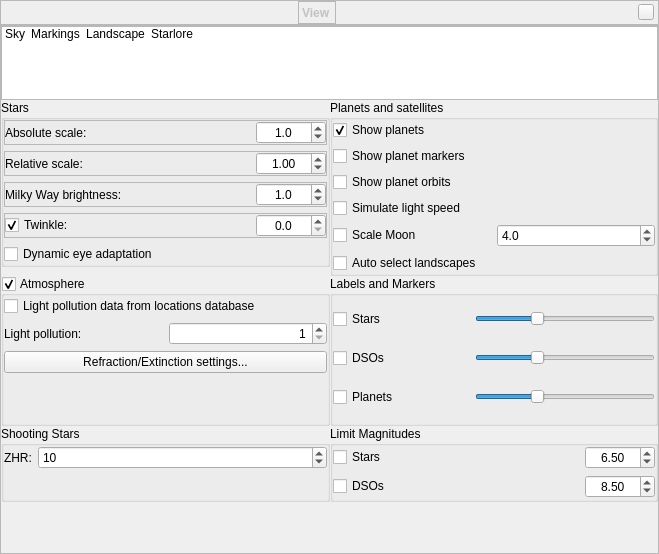
First picture: the form in src/gui/viewDialog.ui, repository 519984307/stellarium_src, before the edit.
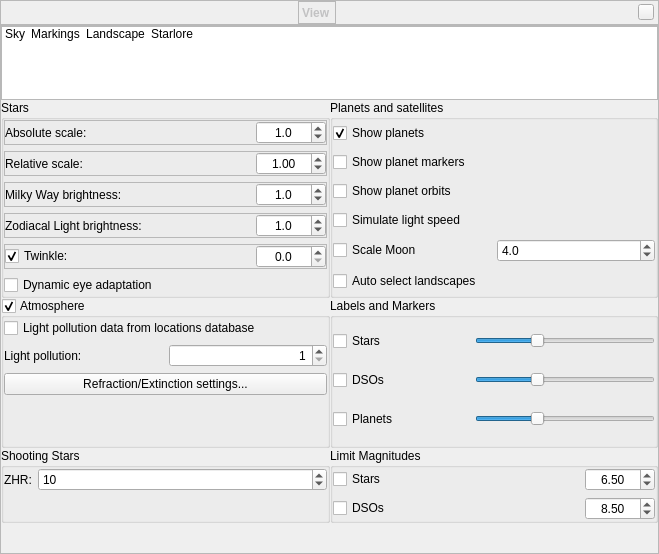
Second picture: the form after the edit. The open tabs and pages were chosen to show the change. Icons and pictures are not drawn. Custom widgets are drawn as their Qt base class.

Commit message: Added Zodiacal Light. Texture and brightness tuning not finalized yet.

```diff
--- a/src/gui/viewDialog.ui
+++ b/src/gui/viewDialog.ui
@@ -946,6 +946,62 @@
                </layout>
               </widget>
              </item>
+             <item>
+              <widget class="QFrame" name="frameZodiacalLight">
+               <property name="frameShape">
+                <enum>QFrame::StyledPanel</enum>
+               </property>
+               <property name="frameShadow">
+                <enum>QFrame::Raised</enum>
+               </property>
+               <layout class="QHBoxLayout" name="horizontalLayout_ZL">
+                <property name="leftMargin">
+                 <number>0</number>
+                </property>
+                <property name="topMargin">
+                 <number>0</number>
+                </property>
+                <property name="rightMargin">
+                 <number>0</number>
+                </property>
+                <property name="bottomMargin">
+                 <number>0</number>
+                </property>
+                <item>
+                 <widget class="QLabel" name="labelZodiacalLight">
+                  <property name="text">
+                   <string>Zodiacal Light brightness:</string>
+                  </property>
+                 </widget>
+                </item>
+                <item>
+                 <widget class="QDoubleSpinBox" name="zodiacalLightBrightnessDoubleSpinBox">
+                  <property name="maximumSize">
+                   <size>
+                    <width>70</width>
+                    <height>16777215</height>
+                   </size>
+                  </property>
+                  <property name="alignment">
+                   <set>Qt::AlignCenter</set>
+                  </property>
+                  <property name="decimals">
+                   <number>1</number>
+                  </property>
+                  <property name="maximum">
+                   <double>10.000000000000000</double>
+                  </property>
+                  <property name="singleStep">
+                   <double>0.100000000000000</double>
+                  </property>
+                  <property name="value">
+                   <double>1.000000000000000</double>
+                  </property>
+                 </widget>
+                </item>
+               </layout>
+              </widget>
+             </item>
              <item>
               <widget class="QFrame" name="frame_12">
                <property name="frameShape">
```
Left out of the diff: 2 changed lines with no effect on the pictures. The commit also changes 8 other files.
